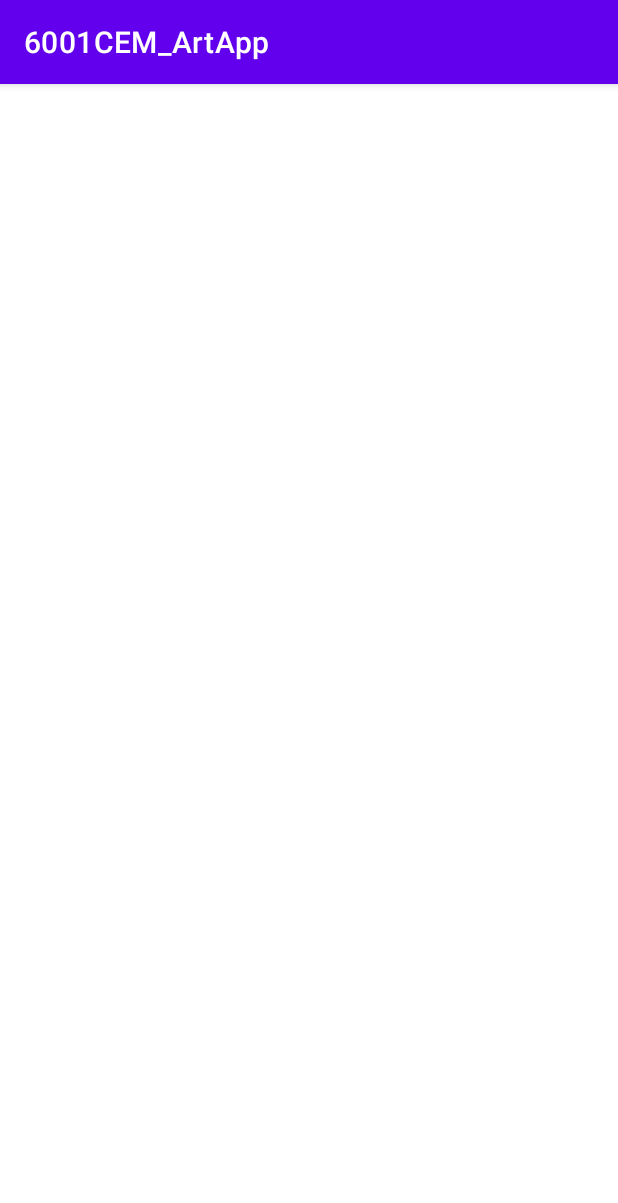
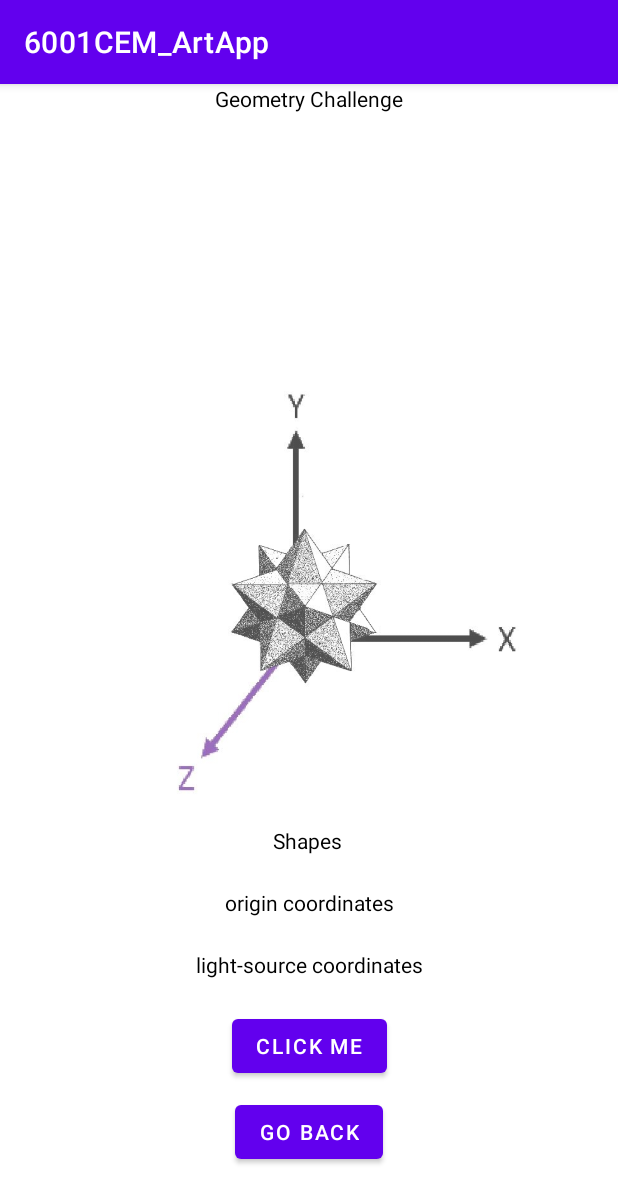
Before and after one commit to emv1300/6001CEM_Individual_Project, an Android app: the Challenge3DGeometry screen opened directly, with no data from a screen before it, on a phone screen of 412 x 824 dp. Shown: the top 1203 px of the screen. Run offline under Robolectric (Android 15) with nearby library versions, the phone set to English and light mode, and no system bars.

Commit message:
added functionality for 3d geometric shapes challenge

```diff
--- a/app/src/main/java/com/example/a6001cem_artapp/Challenge3DGeometry.java
+++ b/app/src/main/java/com/example/a6001cem_artapp/Challenge3DGeometry.java
@@ -2,13 +2,89 @@ package com.example.a6001cem_artapp;
 
 import androidx.appcompat.app.AppCompatActivity;
 
+import android.content.Intent;
 import android.os.Bundle;
+import android.view.View;
+import android.widget.Button;
+import android.widget.TextView;
+
+import java.util.ArrayList;
+import java.util.Arrays;
+import java.util.List;
+import java.util.Random;
 
 public class Challenge3DGeometry extends AppCompatActivity {
+
+    private Button goBack, challenge;
+    private TextView shapeTV, originXYZTV, lightXYZTV;
+    private final List<String> listShapes = new ArrayList<String>(), coordList = new ArrayList<>();
 
     @Override
     protected void onCreate(Bundle savedInstanceState) {
         super.onCreate(savedInstanceState);
         setContentView(R.layout.activity_challenge3_d_geometry);
+        coordList.addAll(Arrays.asList("-1","0","1","0.5","-0.5"));
+        listShapes.addAll(Arrays.asList("Cube","Cone","Sphere","Cylinder","Square Pyramid","Triangular Pyramid",
+                "Pentagonal Pyramid","Hexagonal Pyramid","Triangular Prism","Pentagonal Prism","Cuboid",
+                "Hexagonal Prism","Ellipsoid","Dodecahedron","Octagonal Pyramid","Octagonal Prism","Torus",
+                "Parallelepiped","Tetrahedron","Octahedron","Helix"));
+
+        shapeTV = findViewById(R.id.ShapeListTV);
+        originXYZTV = findViewById(R.id.OriginTV);
+        lightXYZTV = findViewById(R.id.LightSourceTV);
+
+        goBack = findViewById(R.id.goBackGeomChallengeBT);
+        challenge = findViewById(R.id.challengeGeometryBT);
+
+        goBack.setOnClickListener(new View.OnClickListener() {
+            @Override
+            public void onClick(View v) {
+                Intent intent = new Intent(Challenge3DGeometry.this, ChallengeNavigation.class);
+                startActivity(intent);
+
+            }
+        });
+
+        challenge.setOnClickListener(new View.OnClickListener() {
+            @Override
+            public void onClick(View v) {
+                List<String> listOriginXYZ = new ArrayList<String>();
+                List<String> listLightXYZ = new ArrayList<String>();
+                List<Integer> verticesOriginList = new ArrayList<Integer>();
+                for (int i = 0; i < 3; i++){
+                    verticesOriginList.add(new Random().nextInt(coordList.size()));
+                    for (int j = 0; j < coordList.size(); j++){
+                        if(verticesOriginList.get(i) == j ){
+                            listOriginXYZ.add(coordList.get(j));
+                        }
+                    }
+                }
+                List<Integer> verticesLightList = new ArrayList<Integer>();
+                for (int i = 0; i < 3; i++){
+                    verticesLightList.add(new Random().nextInt(coordList.size()));
+                    for (int j = 0; j < coordList.size(); j++){
+                        if(verticesLightList.get(i) == j ){
+                            listLightXYZ.add(coordList.get(j));
+                        }
+                    }
+                }
+
+                originXYZTV.setText(listOriginXYZ.toString());
+                lightXYZTV.setText(listLightXYZ.toString());
+                List<Integer> numList = new ArrayList<Integer>();
+                List<String> stringLists = new ArrayList<>();
+                for (int i = 0; i < 5; i++)
+                {
+                    numList.add(new Random().nextInt(listShapes.size()));
+                    for (int j = 0; j < listShapes.size(); j++){
+                        if (numList.get(i) == j){
+                            stringLists.add(listShapes.get(j));
+                        }
+                    }
+                    shapeTV.setText(stringLists.toString());
+                }
+
+            }
+        });
     }
 }
--- a/app/src/main/res/layout/activity_challenge3_d_geometry.xml
+++ b/app/src/main/res/layout/activity_challenge3_d_geometry.xml
@@ -6,4 +6,85 @@
     android:layout_height="match_parent"
     tools:context=".Challenge3DGeometry">
 
+    <TextView
+        android:id="@+id/ShapeListTV"
+        android:layout_width="wrap_content"
+        android:layout_height="wrap_content"
+        android:text="Shapes"
+        android:textColor="@color/black"
+        app:layout_constraintBottom_toBottomOf="parent"
+        app:layout_constraintEnd_toEndOf="parent"
+        app:layout_constraintHorizontal_bias="0.498"
+        app:layout_constraintStart_toStartOf="parent"
+        app:layout_constraintTop_toTopOf="parent"
+        app:layout_constraintVertical_bias="0.661" />
+
+    <TextView
+        android:id="@+id/LightSourceTV"
+        android:layout_width="wrap_content"
+        android:layout_height="wrap_content"
+        android:text="light-source coordinates"
+        android:textColor="@color/black"
+        app:layout_constraintBottom_toTopOf="@+id/challengeGeometryBT"
+        app:layout_constraintEnd_toEndOf="parent"
+        app:layout_constraintHorizontal_bias="0.501"
+        app:layout_constraintStart_toStartOf="parent"
+        app:layout_constraintTop_toBottomOf="@+id/ShapeListTV"
+        app:layout_constraintVertical_bias="0.75" />
+
+    <TextView
+        android:id="@+id/OriginTV"
+        android:layout_width="350dp"
+        android:layout_height="wrap_content"
+        android:gravity="center_horizontal"
+        android:text="origin coordinates"
+        android:textColor="@color/black"
+        app:layout_constraintBottom_toTopOf="@+id/LightSourceTV"
+        app:layout_constraintEnd_toEndOf="parent"
+        app:layout_constraintStart_toStartOf="parent"
+        app:layout_constraintTop_toBottomOf="@+id/ShapeListTV" />
+
+    <Button
+        android:id="@+id/challengeGeometryBT"
+        android:layout_width="wrap_content"
+        android:layout_height="wrap_content"
+        android:text="Click Me"
+        app:layout_constraintBottom_toBottomOf="parent"
+        app:layout_constraintEnd_toEndOf="parent"
+        app:layout_constraintStart_toStartOf="parent"
+        app:layout_constraintTop_toBottomOf="@+id/ShapeListTV" />
+
+    <Button
+        android:id="@+id/goBackGeomChallengeBT"
+        android:layout_width="wrap_content"
+        android:layout_height="wrap_content"
+        android:layout_marginTop="4dp"
+        android:text="Go back"
+        app:layout_constraintBottom_toBottomOf="parent"
+        app:layout_constraintEnd_toEndOf="parent"
+        app:layout_constraintStart_toStartOf="parent"
+        app:layout_constraintTop_toBottomOf="@+id/challengeGeometryBT"
+        app:layout_constraintVertical_bias="0.111" />
+
+    <ImageView
+        android:id="@+id/neutralIV2"
+        android:layout_width="match_parent"
+        android:layout_height="300dp"
+        android:layout_marginStart="16dp"
+        android:layout_marginLeft="16dp"
+        android:alpha="0.7"
+        app:layout_constraintBottom_toTopOf="@+id/ShapeListTV"
+        app:layout_constraintStart_toStartOf="parent"
+        app:srcCompat="@drawable/_threedchallenge" />
+
+    <TextView
+        android:id="@+id/neutralTv"
+        android:layout_width="wrap_content"
+        android:layout_height="wrap_content"
+        android:text="Geometry Challenge"
+        android:textColor="@color/black"
+        app:layout_constraintEnd_toEndOf="parent"
+        app:layout_constraintStart_toStartOf="parent"
+        app:layout_constraintTop_toTopOf="parent" />
+
 </androidx.constraintlayout.widget.ConstraintLayout>
```
